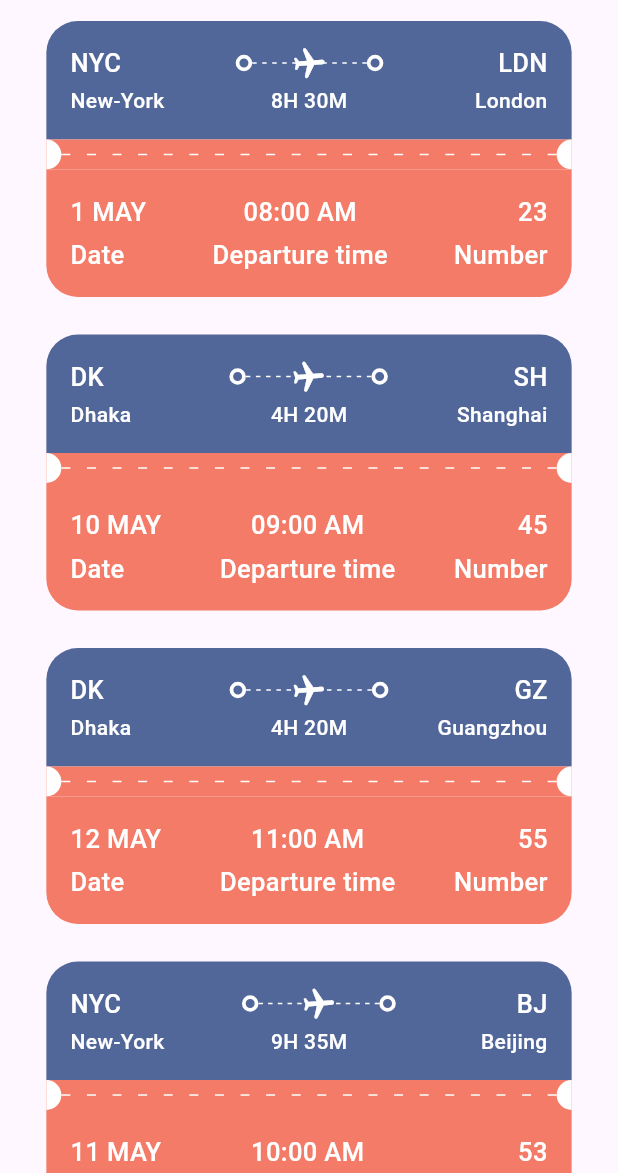
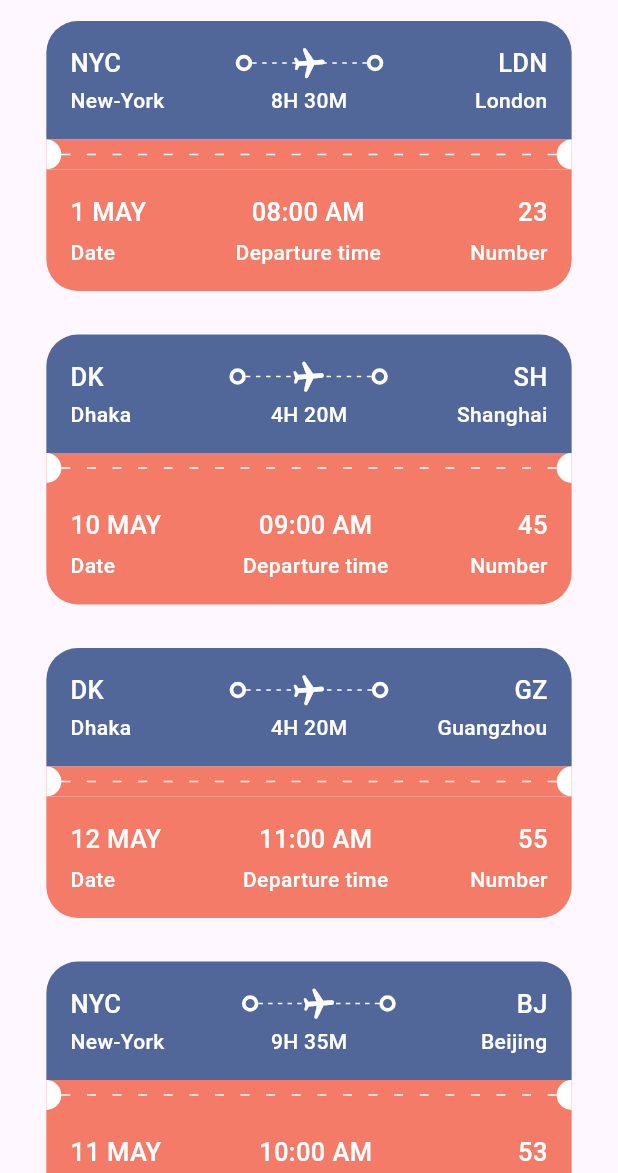
Before and after one commit to loixrang/ticket_app, a Flutter app: the AllTickets screen opened by its route, on a phone screen of 412 x 824 dp, the part 63-1236 px from its top. Run offline on Flutter 3.47's test engine with Material 3 defaults, Android fonts, the phone set to English and light mode, and no system bars; our stand-ins replace fluentui_icons.

Commit message:
set the colors to be lighter...

```diff
--- a/lib/base/res/styles/app_styles.dart
+++ b/lib/base/res/styles/app_styles.dart
@@ -24,6 +24,6 @@ class AppStyles {
       TextStyle(fontSize: 21, fontWeight: FontWeight.bold, color: textColor);
   static TextStyle headLineStyle3 =
       const TextStyle(fontSize: 17, fontWeight: FontWeight.w500);
-  static TextStyle headLineStyle4 =
-      const TextStyle(fontSize: 14, fontWeight: FontWeight.w500);
+  static TextStyle headLineStyle4 = const TextStyle(
+      fontSize: 14, fontWeight: FontWeight.w500, color: Colors.grey);
 }
--- a/lib/base/widgets/app_column_text_layout.dart
+++ b/lib/base/widgets/app_column_text_layout.dart
@@ -1,4 +1,5 @@
 import 'package:flutter/material.dart';
+import 'package:ticket_app/base/widgets/text_style_fourth.dart';
 import 'package:ticket_app/base/widgets/text_style_third.dart';
 
 class AppColumnTextLayout extends StatelessWidget {
@@ -20,7 +21,7 @@ class AppColumnTextLayout extends StatelessWidget {
       children: [
         TextStyleThird(text: topText, isColor: isColor,),
         const SizedBox(height: 5),
-        TextStyleThird(text: bottomText, isColor: isColor,)
+        TextStyleFourth(text: bottomText, isColor: isColor,)
       ],
     );
   }
```
Also changed, not shown: lib/base/widgets/text_style_fourth.dart (+7 -3 lines).
